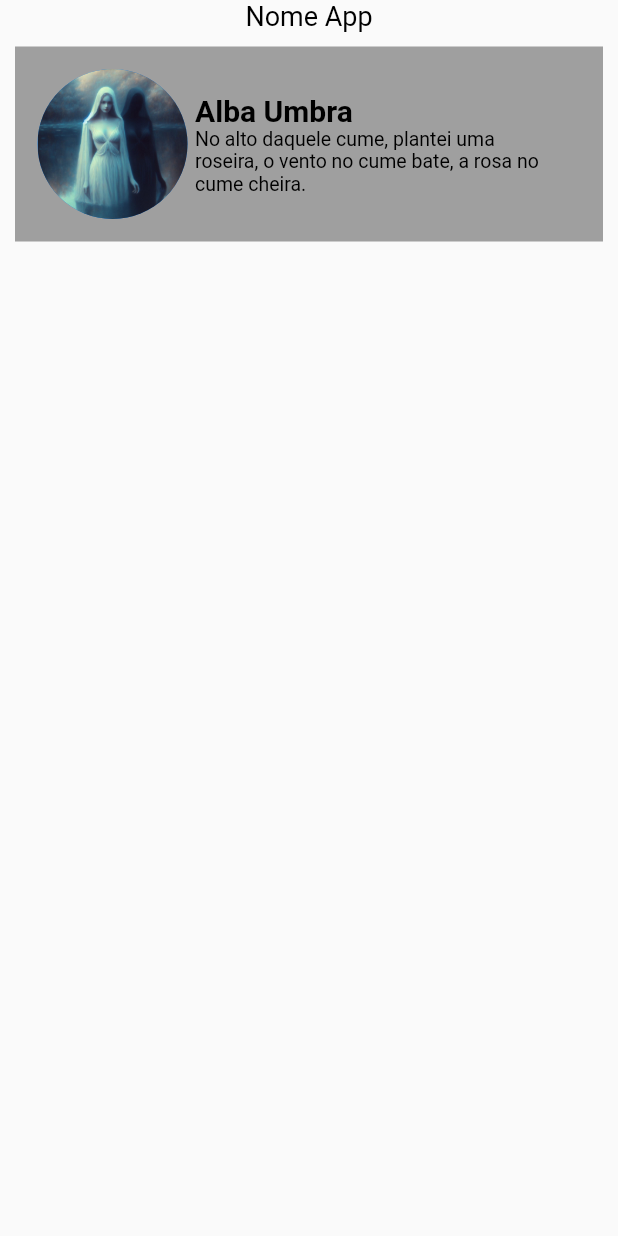
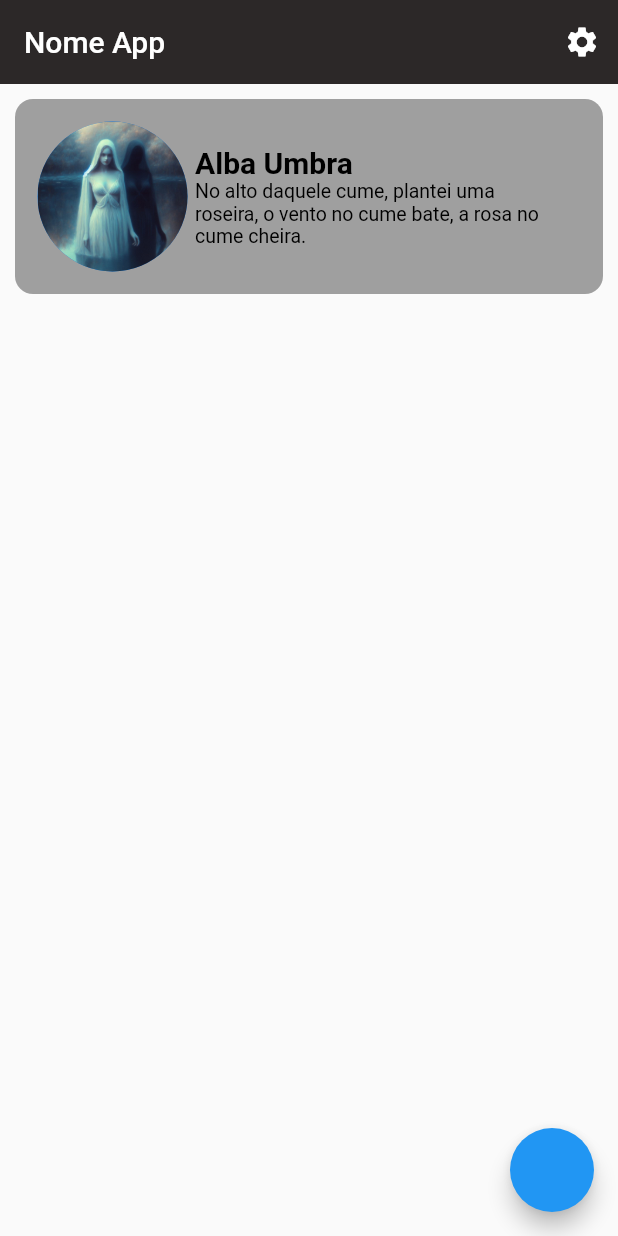
Before and after one commit to JoaoMarceloDMSilva/flutter_writing_app, a Flutter app: the screen it shows after launch, on a phone screen of 412 x 824 dp. Run offline on Flutter 3.47's test engine with Material 2 defaults, Android fonts, the phone set to English and light mode, and no system bars.

Commit message:
Primeira Tela Parcial Pronto

```diff
--- a/lib/main.dart
+++ b/lib/main.dart
@@ -11,11 +11,7 @@ class MyApp extends StatelessWidget {
   @override
   Widget build(BuildContext context) {
     return MaterialApp(
-      //home: const HomeAppBar(),
-      initialRoute: "/",
-      routes: {
-        "/":(context) => InitialScreen(),
-      },
+      home: InitialScreen(),
     );
   }
 }
--- a/lib/my_widgets/card_image.dart
+++ b/lib/my_widgets/card_image.dart
@@ -8,13 +8,14 @@ class CardImage extends StatelessWidget {
 
   @override
   Widget build(BuildContext context) {
-    Size size = MediaQuery.of(context).size;
+    //Size size = MediaQuery.of(context).size;
     return Padding(
       padding: EdgeInsets.all(10),
       child: Container(
         padding: EdgeInsets.all(15),
         decoration: BoxDecoration(
           color: Color(0xff9F9F9F),
+          borderRadius: BorderRadius.circular(12)
         ),
         child: Row(
           children: [
--- a/lib/pages/initial_screen.dart
+++ b/lib/pages/initial_screen.dart
@@ -7,20 +7,25 @@ class InitialScreen extends StatelessWidget {
   @override
   Widget build(BuildContext context) {
     return Scaffold(
+      appBar: AppBar(
+        backgroundColor: const Color(0xff2C2828),
+        elevation: 0,
+        title: const Text("Nome App"),
+        actions: [
+          IconButton(
+            onPressed: () {},
+            icon: const Icon(Icons.settings),
+          )
+        ],
+      ),
       body: Container(
         child: Column(
           children: [
-            Text(
-              "Nome App",
-              style: TextStyle(
-                fontSize: 18,
-                color: Colors.black,
-              ),
-            ),
             CardImage()
           ],
         ),
       ),
+      floatingActionButton: FloatingActionButton(onPressed: () {}),
     );
   }
 }
```
